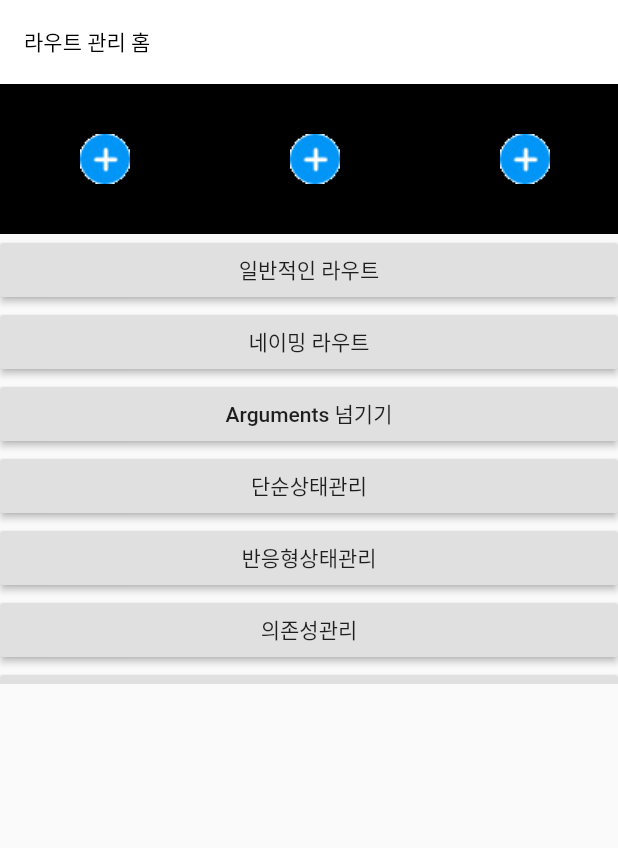
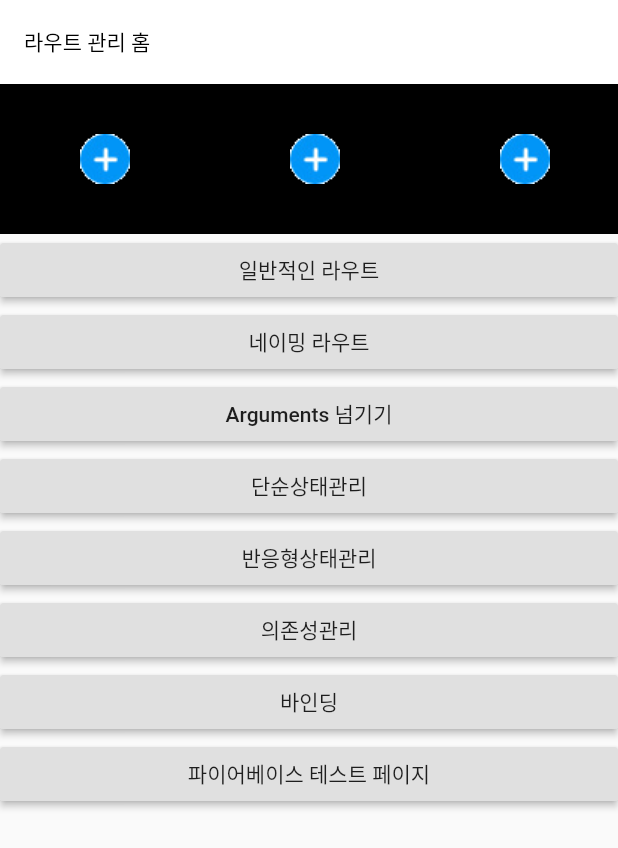
Before and after one commit to wooing1084/FlutterStudy, a Flutter app: the screen it shows after launch, on a phone screen of 412 x 824 dp. Shown: the top 848 px of the screen. Run offline on Flutter 3.47's test engine with Material 2 defaults, Android fonts, the phone set to English and light mode, and no system bars; our stand-ins replace cached_network_image, expandable_text, firebase_core, get; accounts and stored records are empty.

```diff
--- a/lib/main.dart
+++ b/lib/main.dart
@@ -1,4 +1,5 @@
 import 'package:flutproj/src/instaCloneCoding/InstaUploadPage.dart';
+import 'package:flutproj/src/testPages/firebaseTestPage.dart';
 import 'src/instaCloneCoding/controller/BottomNavController.dart';
 import 'src/testPages/pages/Binding/BindingsCollect.dart';
 import 'src/testPages/pages/named/firstNamePage.dart';
@@ -33,6 +34,7 @@ class MyApp extends StatelessWidget {
               titleTextStyle: TextStyle(color: Colors.black))),
       //home: MainPage(),
       home: Test(),
+      //home: FirebaseTestPage(),
       getPages: Pages(),
       initialBinding: InitBinding(),
     );
@@ -56,6 +58,7 @@ List<GetPage<dynamic>> Pages() {
         name: '/binding',
         page: () => BindingPage(),
         binding: BindingsCollect()),
-    GetPage(name: '/uploadPage', page: () => InstaUploadPage())
+    GetPage(name: '/uploadPage', page: () => InstaUploadPage()),
+    GetPage(name: '/FirebaseTestPage', page: () => FirebaseTestPage())
   ];
 }
--- a/lib/src/testPages/pages/test.dart
+++ b/lib/src/testPages/pages/test.dart
@@ -1,3 +1,4 @@
+import 'package:firebase_core/firebase_core.dart';
 import 'package:flutproj/src/components/imageData.dart';
 import 'package:flutproj/src/testPages/contoroller/CountControllerReactive.dart';
 import 'package:flutproj/src/testPages/pages/Simple_State_Manage_Page.dart';
@@ -20,6 +21,7 @@ class Test extends StatelessWidget {
     //Row나 Column등 위젯중 padding이나 margin또는 데코레이션이 안되는 위젯이 있다
     //이를 해결하기위해서는 SizedBox(컨테이너보다 기능은 적고 속도는 빠름)나 Container로 덮으면 된다.
     //Container(child: Icon(Icons.water_damage), padding: const EdgeInsets.fromLTRB(0, 0, 0, 0),), 이런식으로
+
     Get.put(CountControllerReactive());
 
     return Scaffold(
@@ -42,7 +44,7 @@ class Test extends StatelessWidget {
           ),
           Center(
               child: Container(
-            height: 300,
+            height: 500,
             child: ListView(
               scrollDirection: Axis.vertical,
               children: [
@@ -102,6 +104,11 @@ class Test extends StatelessWidget {
                     onPressed: () {
                       Get.toNamed('/binding');
                     }),
+                RaisedButton(
+                    child: Text('파이어베이스 테스트 페이지'),
+                    onPressed: () {
+                      Get.toNamed('/FirebaseTestPage');
+                    }),
               ],
             ),
           )),
--- a/pubspec.yaml
+++ b/pubspec.yaml
@@ -37,6 +37,8 @@ dependencies:
   provider: ^6.0.2
   cached_network_image: ^3.2.0
   expandable_text: ^2.3.0
+  firebase_core: ^1.14.0
+  firebase_auth: ^3.3.13
 
 
 
```
Also changed, not shown: lib/src/testPages/firebaseTestPage.dart (added, +25 -0 lines), pubspec.lock, 3 other files.
